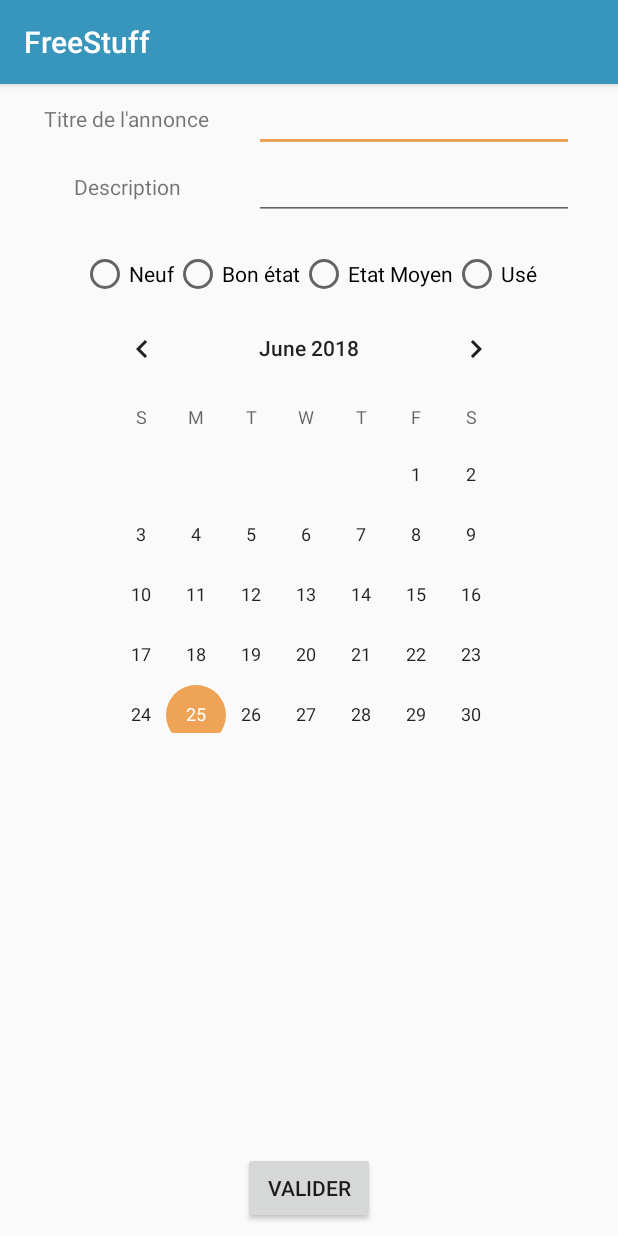
After one commit to msleroux/TPAndroid, an Android app: the AddAnnonce screen opened directly, with no data from a screen before it, on a phone screen of 412 x 824 dp. The commit adds this screen. Run offline under Robolectric (Android 15) with nearby library versions, the phone set to English and light mode, and no system bars.

Commit message:
fin pm marine

```diff
--- a/app/src/main/AndroidManifest.xml
+++ b/app/src/main/AndroidManifest.xml
@@ -16,6 +16,8 @@
                 <category android:name="android.intent.category.LAUNCHER" />
             </intent-filter>
         </activity>
+        <activity android:name="com.example.mleroux2017.freestuff.AddAnnonce"></activity>
+
     </application>
 
 </manifest>
--- /dev/null
+++ b/app/src/main/java/com/example/mleroux2017/freestuff/AddAnnonce.java
@@ -0,0 +1,20 @@
+package com.example.mleroux2017.freestuff;
+
+import android.support.v7.app.AppCompatActivity;
+import android.os.Bundle;
+import android.view.View;
+
+import com.example.mleroux2017.myapplication.R;
+
+public class AddAnnonce extends AppCompatActivity {
+
+    @Override
+    protected void onCreate(Bundle savedInstanceState) {
+        super.onCreate(savedInstanceState);
+        setContentView(R.layout.activity_add_annonce);
+
+    }
+
+    public void onRadioButtonClicked(View view) {
+    }
+}
--- /dev/null
+++ b/app/src/main/java/com/example/mleroux2017/freestuff/Controllers/AnnonceController.java
@@ -0,0 +1,5 @@
+package com.example.mleroux2017.freestuff.Controllers;
+
+public class AnnonceController {
+
+}
--- a/app/src/main/java/com/example/mleroux2017/freestuff/Controllers/CategorieControllerFirebase.java
+++ b/app/src/main/java/com/example/mleroux2017/freestuff/Controllers/CategorieControllerFirebase.java
@@ -49,6 +49,13 @@ public class CategorieControllerFirebase {
    }
 
    public static void update(Categorie cat){
+       //on crée le nouvel objet à insérer
+       Map<String,Object> catToInsert = new HashMap<>();
+       catToInsert.put("titre",cat.getTitre());
+       //on update en donnant l'id de la catégorie à udpater et le nouvel objet à insérer
+       db.collection("categories")
+               .document(cat.getId())
+               .update(catToInsert);
 
    }
 
@@ -87,9 +94,10 @@ public class CategorieControllerFirebase {
                        if (task.isSuccessful()) {
                            Categorie cat = new Categorie();
                            List<DocumentSnapshot> document = task.getResult().getDocuments();
-                            if(document.size()>0){
-                                cat.setTitre(document.get(1).getString("titre"));
-                                cat.setId(document.get(1).getId());
+                           //TODO vérifier un seul résultat - gérer si plusieurs results
+                            if(document.size()>0 && document.size()<2){
+                                cat.setTitre(document.get(0).getString("titre"));
+                                cat.setId(document.get(0).getId());
                                 Log.d("doc","value",task.getException());
                                 Log.d("doc", "exists", task.getException());
                             }
--- a/app/src/main/java/com/example/mleroux2017/freestuff/MainActivity.java
+++ b/app/src/main/java/com/example/mleroux2017/freestuff/MainActivity.java
@@ -36,6 +36,8 @@ public class MainActivity extends AppCompatActivity {
                                                    @Override
                                                    public void onGetValueListener(Categorie cat) {
                                                        Log.i("doc","main"+cat.getTitre());
+                                                       cat.setTitre("Electro");
+                                                       CategorieControllerFirebase.update(cat);
 
                                                    }
                                                },"Beaute");
--- /dev/null
+++ b/app/src/main/res/layout/activity_add_annonce.xml
@@ -0,0 +1,104 @@
+<?xml version="1.0" encoding="utf-8"?>
+<android.support.constraint.ConstraintLayout xmlns:android="http://schemas.android.com/apk/res/android"
+    xmlns:app="http://schemas.android.com/apk/res-auto"
+    xmlns:tools="http://schemas.android.com/tools"
+    android:layout_width="match_parent"
+    android:layout_height="match_parent"
+    tools:context="com.example.mleroux2017.freestuff.AddAnnonce">
+
+
+
+    <TextView
+        android:id="@+id/titre"
+        android:layout_width="wrap_content"
+        android:layout_height="wrap_content"
+        android:text="Titre de l'annonce"
+        app:layout_constraintLeft_toLeftOf="parent"
+        app:layout_constraintTop_toTopOf="parent"
+        app:layout_constraintRight_toLeftOf="@id/editTitre"
+        app:layout_constraintBottom_toBottomOf="@id/editTitre"/>
+
+    <EditText
+        android:id="@+id/editTitre"
+        android:layout_width="wrap_content"
+        android:layout_height="wrap_content"
+        android:ems="10"
+        app:layout_constraintRight_toRightOf="parent"
+        app:layout_constraintLeft_toRightOf="@id/titre"
+        />
+
+    <TextView
+        android:id="@+id/description"
+        android:layout_width="wrap_content"
+        android:layout_height="wrap_content"
+        android:text="Description"
+        app:layout_constraintTop_toTopOf="@id/editDescription"
+        app:layout_constraintLeft_toLeftOf="@id/titre"
+       app:layout_constraintRight_toRightOf="@id/titre"
+        app:layout_constraintBottom_toBottomOf="@id/editDescription"/>
+
+    <EditText
+        android:id="@+id/editDescription"
+        android:layout_width="wrap_content"
+        android:layout_height="wrap_content"
+        android:ems="10"
+        app:layout_constraintRight_toRightOf="@id/editTitre"
+        app:layout_constraintLeft_toLeftOf="@id/editTitre"
+        app:layout_constraintTop_toBottomOf="@id/editTitre"/>
+
+    <RadioGroup xmlns:android="http://schemas.android.com/apk/res/android"
+        android:layout_width="fill_parent"
+        android:layout_height="wrap_content"
+        android:orientation="horizontal"
+        android:id="@+id/radio_grp"
+        app:layout_constraintTop_toBottomOf="@id/editDescription"
+        app:layout_constraintLeft_toLeftOf="@id/titre"
+        app:layout_constraintRight_toRightOf="@id/editTitre"
+        android:gravity="center"
+        android:layout_marginTop="20dp">
+        <RadioButton android:id="@+id/radio_neuf"
+            android:layout_width="wrap_content"
+            android:layout_height="wrap_content"
+            android:text="Neuf"
+            android:onClick="onRadioButtonClicked"/>
+        <RadioButton android:id="@+id/radio_bon"
+            android:layout_width="wrap_content"
+            android:layout_height="wrap_content"
+            android:text="Bon état"
+            android:onClick="onRadioButtonClicked"/>
+        <RadioButton android:id="@+id/radio_moyen"
+            android:layout_width="wrap_content"
+            android:layout_height="wrap_content"
+            android:text="Etat Moyen"
+            android:onClick="onRadioButtonClicked"/>
+        <RadioButton android:id="@+id/radio_use"
+            android:layout_width="wrap_content"
+            android:layout_height="wrap_content"
+            android:text="Usé"
+            android:onClick="onRadioButtonClicked"/>
+    </RadioGroup>
+
+
+
+    <Button
+        android:id="@+id/btnValider"
+        android:layout_width="wrap_content"
+        android:layout_height="wrap_content"
+        android:layout_marginBottom="8dp"
+        android:layout_marginEnd="8dp"
+        android:layout_marginStart="8dp"
+        android:text="VALIDER"
+        app:layout_constraintBottom_toBottomOf="parent"
+        app:layout_constraintRight_toRightOf="parent"
+        app:layout_constraintLeft_toLeftOf="parent" />
+
+    <CalendarView
+        android:id="@+id/calendarView"
+        android:layout_width="300dp"
+        android:layout_height="290dp"
+        android:datePickerMode="spinner"
+        app:layout_constraintTop_toBottomOf="@id/radio_grp"
+        app:layout_constraintLeft_toLeftOf="@id/radio_grp"
+        app:layout_constraintRight_toRightOf="@id/radio_grp"/>
+
+</android.support.constraint.ConstraintLayout>
```
